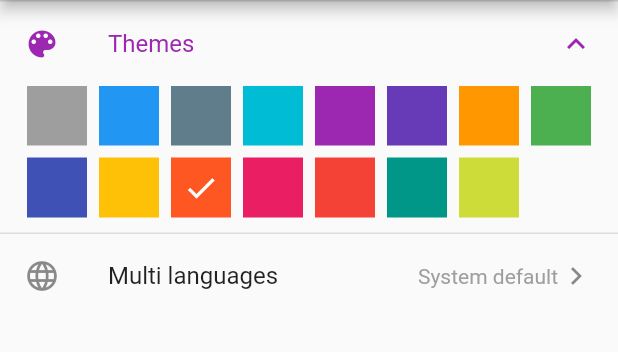
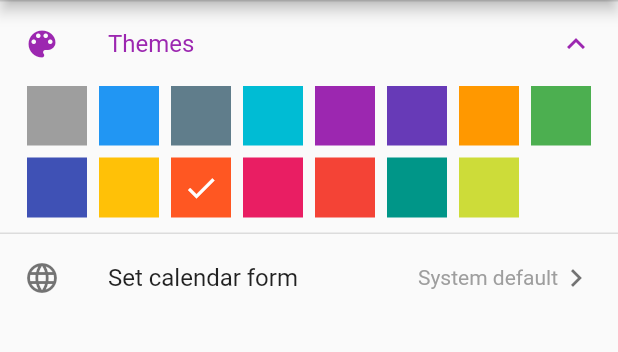
Before and after one commit to zwx0641/Clouding_calendar, a Flutter app: the MyHomePage screen opened by its route, in the side drawer, after a tap on "Settings", on a phone screen of 412 x 824 dp, the part 84-436 px from its top. Run offline on Flutter 3.47's test engine with Material 2 defaults, Android fonts, the light colour scheme and no system bars; our stand-ins replace date_format, flutter_local_notifications, fluttertoast, shared_preferences, synchronized, table_calendar; missing offline and left inert: flutter_email_sender, groovin_material_icons; accounts and stored records are empty; network calls fail.

Commit message:
Set calendar type

```diff
--- a/lib/main.dart
+++ b/lib/main.dart
@@ -25,11 +25,11 @@ import 'showReminder.dart';
 
 // Example holidays
 final Map<DateTime, List> _holidays = {
-  DateTime(2019, 1, 1): ['New Year\'s Day'],
-  DateTime(2019, 1, 6): ['Epiphany'],
-  DateTime(2019, 2, 14): ['Valentine\'s Day'],
-  DateTime(2019, 4, 21): ['Easter Sunday'],
-  DateTime(2019, 4, 22): ['Easter Monday'],
+  DateTime(DateTime.now().year, 1, 1): ['New Year\'s Day'],
+  DateTime(DateTime.now().year, 1, 6): ['Epiphany'],
+  DateTime(DateTime.now().year, 2, 14): ['Valentine\'s Day'],
+  DateTime(DateTime.now().year, 4, 21): ['Easter Sunday'],
+  DateTime(DateTime.now().year, 4, 22): ['Easter Monday'],
 };
 
 void main() {
@@ -75,28 +75,6 @@ class MyApp extends StatelessWidget {
         },
       ),
     );
-
-
-/*     return MaterialApp(
-      title: 'Zalendar',
-      theme: ThemeData(
-        primarySwatch: Colors.deepOrange,
-        primaryColor: Colors.white
-      ),
-      /* home: MyHomePage(title: "ZENO's calendar"), */
-      home: FutureBuilder<bool>(
-            future: getUserLoginState(),
-             builder:(BuildContext context, AsyncSnapshot<bool> snapshot){
-          if (snapshot.data == true){
-            return MyHomePage();
-          }
-          else{
-            return LoginPage();
-          }
-        }
-      ),
-      routes: rt.routes,
-    ); */
   }
 }
 
@@ -132,20 +110,6 @@ class _MyHomePageState extends State<MyHomePage> with TickerProviderStateMixin {
     startTimer();
     /* rt.Global.events = {
       _selectedDay.subtract(Duration(days: 30)): ['Event A0', 'Event B0', 'Event C0'],
-      _selectedDay.subtract(Duration(days: 27)): ['Event A1'],
-      _selectedDay.subtract(Duration(days: 20)): ['Event A2', 'Event B2', 'Event C2', 'Event D2'],
-      _selectedDay.subtract(Duration(days: 16)): ['Event A3', 'Event B3'],
-      _selectedDay.subtract(Duration(days: 10)): ['Event A4', 'Event B4', 'Event C4'],
-      _selectedDay.subtract(Duration(days: 4)): ['Event A5', 'Event B5', 'Event C5'],
-      _selectedDay.subtract(Duration(days: 2)): ['Event A6', 'Event B6'],
-      _selectedDay: ['Event A7', 'Event B7', 'Event C7', 'Event D7'],
-      _selectedDay.add(Duration(days: 1)): ['Event A8', 'Event B8', 'Event C8', 'Event D8'],
-      _selectedDay.add(Duration(days: 3)): Set.from(['Event A9', 'Event A9', 'Event B9']).toList(),
-      _selectedDay.add(Duration(days: 7)): ['Event A10', 'Event B10', 'Event C10'],
-      _selectedDay.add(Duration(days: 11)): ['Event A11', 'Event B11'],
-      _selectedDay.add(Duration(days: 17)): ['Event A12', 'Event B12', 'Event C12', 'Event D12'],
-      _selectedDay.add(Duration(days: 22)): ['Event A13', 'Event B13'],
-      _selectedDay.add(Duration(days: 26)): ['Event A14', 'Event B14', 'Event C14'],
     }; */
 
     _selectedEvents = rt.Global.events[_selectedDay] ?? [];
@@ -218,7 +182,7 @@ class _MyHomePageState extends State<MyHomePage> with TickerProviderStateMixin {
   }
 
   void _onDaySelected(DateTime day, List events) {
-    print('CALLBACK: _onDaySelected');
+    //print('CALLBACK: _onDaySelected');
     setState(() {
       _selectedEvents = events;
     });
@@ -348,8 +312,9 @@ class _MyHomePageState extends State<MyHomePage> with TickerProviderStateMixin {
         children: <Widget>[
           // Switch out 2 lines below to play with TableCalendar's settings
           //-----------------------
-          _buildTableCalendar(),
-          // _buildTableCalendarWithBuilders(),
+          rt.Global.calendarType == 1 ? _buildTableCalendarWithBuilders() : _buildTableCalendar(),
+          //_buildTableCalendar(),
+
           const SizedBox(height: 8.0),
           //_buildButtons(),
           const SizedBox(height: 8.0),
@@ -458,11 +423,11 @@ class _MyHomePageState extends State<MyHomePage> with TickerProviderStateMixin {
       },
       calendarStyle: CalendarStyle(
         outsideDaysVisible: false,
-        weekendStyle: TextStyle().copyWith(color: Colors.blue[800]),
-        holidayStyle: TextStyle().copyWith(color: Colors.blue[800]),
+        weekendStyle: TextStyle().copyWith(color: Colors.purple[800]),
+        holidayStyle: TextStyle().copyWith(color: Colors.purple[800]),
       ),
       daysOfWeekStyle: DaysOfWeekStyle(
-        weekendStyle: TextStyle().copyWith(color: Colors.blue[600]),
+        weekendStyle: TextStyle().copyWith(color: Colors.purple[600]),
       ),
       headerStyle: HeaderStyle(
         centerHeaderTitle: true,
@@ -489,7 +454,7 @@ class _MyHomePageState extends State<MyHomePage> with TickerProviderStateMixin {
           return Container(
             margin: const EdgeInsets.all(4.0),
             padding: const EdgeInsets.only(top: 5.0, left: 6.0),
-            color: Colors.amber[400],
+            color: Colors.purple[100],
             width: 100,
             height: 100,
             child: Text(
@@ -695,7 +660,7 @@ class _MyHomePageState extends State<MyHomePage> with TickerProviderStateMixin {
               builder: (BuildContext context, Widget child) {
                 return Opacity(
                   opacity: animation.value,
-                  child: MedicineDetails(_reminderId, _reminderEmail, _remindText, _remindTime, _repetition),
+                  child: ReminderDetails(_reminderId, _reminderEmail, _remindText, _remindTime, _repetition),
                 );
               });
         },
--- a/lib/routes.dart
+++ b/lib/routes.dart
@@ -45,4 +45,5 @@ class Global {
   'lime': Colors.lime,
   };
   static String key_theme_color = 'purple';
+  static int calendarType = 1;
 }
--- a/lib/settings.dart
+++ b/lib/settings.dart
@@ -74,10 +74,35 @@ class _SettingPageState extends State<SettingPage> {
               )
             ],
           ),
-          ListTile(
+          ExpansionTile(
             //选择语言
             leading: Icon(Icons.language),
-            title: Text('Multi languages'),
+            title: Text('Set calendar form'),
+            initiallyExpanded: false,
+            children: <Widget>[
+              GestureDetector(
+                child: Container(
+                  width: 270,
+                  height: 40,
+                  child: Text('Square', style: TextStyle(fontSize: 20),),
+                ),
+                onTap: () {
+                  rt.Global.calendarType = 1;
+                  Navigator.of(context).popAndPushNamed('homepageRoute');
+                },
+              ),
+              GestureDetector(
+                child: Container(
+                  width: 270,
+                  height: 40,
+                  child: Text('Circle', style: TextStyle(fontSize: 20),),
+                ),
+                onTap: () {
+                  rt.Global.calendarType = 2;
+                  Navigator.of(context).popAndPushNamed('homepageRoute');
+                },
+              ),
+            ],
             trailing: Row(
               mainAxisSize: MainAxisSize.min,
               children: <Widget>[
--- a/lib/showReminder.dart
+++ b/lib/showReminder.dart
@@ -4,10 +4,9 @@ import 'package:flutter/widgets.dart';
 import 'package:provider/provider.dart';
 import 'routes.dart' as rt;
 import 'package:http/http.dart' as http;
-import 'package:clouding_calendar/common/appInfo.dart';
 
 Color _themeColor;
-class MedicineDetails extends StatelessWidget {
+class ReminderDetails extends StatelessWidget {
   final String id;
   final String remindText;
   final DateTime remindTime;
@@ -15,7 +14,7 @@ class MedicineDetails extends StatelessWidget {
   final String email;
 
   //参数，提醒的id，email，内容，时间，重复类型
-  MedicineDetails(this.id, this.email, this.remindText, this.remindTime, this.repetition);
+  ReminderDetails(this.id, this.email, this.remindText, this.remindTime, this.repetition);
 
   @override
   Widget build(BuildContext context) {
--- a/lib/userServices.dart
+++ b/lib/userServices.dart
@@ -64,7 +64,8 @@
   if (reminderList?.isNotEmpty) {
     for (var reminder in reminderList) {
       DateTime remindTimeSpecific = DateTime.fromMillisecondsSinceEpoch(reminder['remindTime']);
-      DateTime remindTime = new DateTime(remindTimeSpecific.year, remindTimeSpecific.month, remindTimeSpecific.day);
+      DateTime remindTime = new DateTime(remindTimeSpecific.year, remindTimeSpecific.month,
+                                        remindTimeSpecific.day);
       if (eventMap.containsKey(remindTime)) {
         eventMap[remindTime].add(reminder['remindText']);
       } else {
@@ -74,5 +75,31 @@
       }
     }
   }
+
+  url = rt.Global.serverUrl + '/queryevent?email=' + email;
+  response = await http.post(
+    Uri.encodeFull(url),
+    headers: {
+      'content-type' : 'application/json',
+      "accept" : "application/json",
+    }
+  );
+  data = jsonDecode(response.body.toString());
+  List eventList = data['data'];
+
+  if (eventList?.isNotEmpty) {
+    for (var event in eventList) {
+      DateTime fromTimeSpecific = DateTime.fromMillisecondsSinceEpoch(event['fromTime']);
+      DateTime fromTime = new DateTime(fromTimeSpecific.year, fromTimeSpecific.month,
+                                        fromTimeSpecific.day);
+      if (eventMap.containsKey(fromTime)) {
+        eventMap[fromTime].add(event['eventName']);
+      } else {
+        List list = new List();
+        list.add(event['eventName']);
+        eventMap[fromTime] = list;
+      }
+    }
+  }
   rt.Global.events = eventMap;
 }
```
